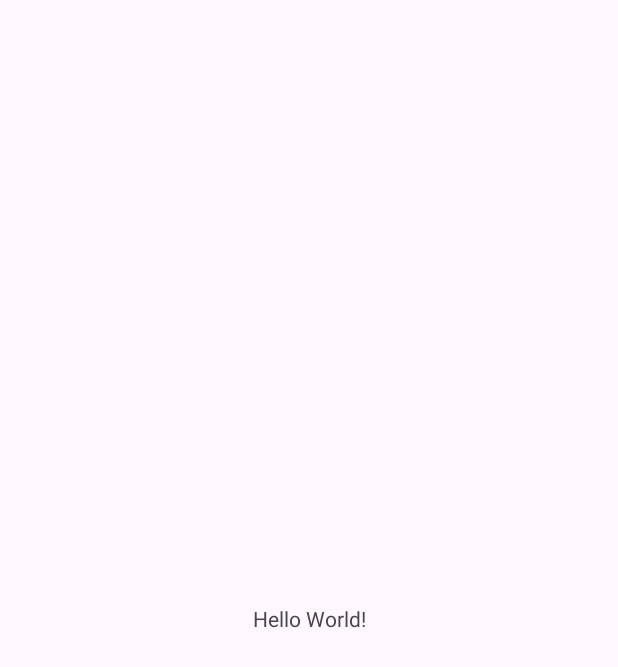
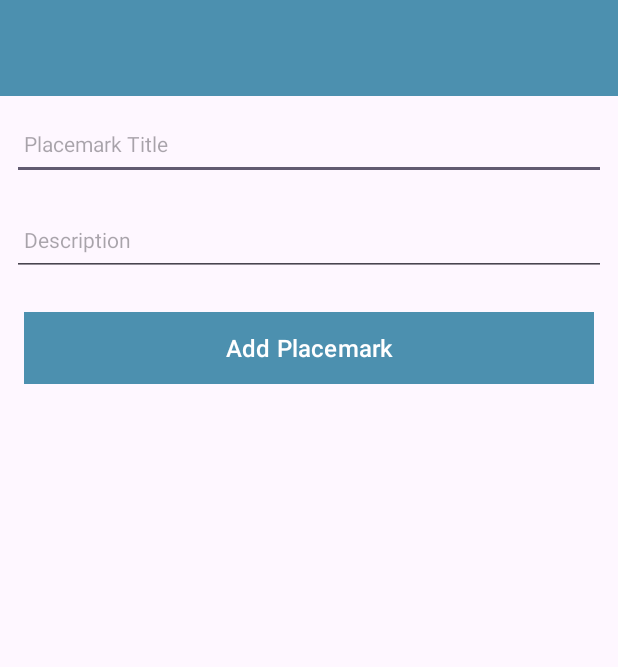
Before and after one commit to damiendriver/placemark-android, an Android app: the screen it shows after launch (PlacemarkActivity), on a phone screen of 412 x 824 dp. Before the commit the part shown is almost empty. Shown: the top 667 px of the screen. Run offline under Robolectric (Android 15) with nearby library versions, the phone set to English and light mode, and no system bars; our stand-ins replace Timber.

Commit message:
creation of placemarks

```diff
--- a/app/build.gradle.kts
+++ b/app/build.gradle.kts
@@ -33,7 +33,12 @@ android {
     kotlinOptions {
         jvmTarget = "1.8"
     }
+
+    buildFeatures {
+        viewBinding = true
+    }
 }
+
 
 dependencies {
 
--- a/app/src/main/AndroidManifest.xml
+++ b/app/src/main/AndroidManifest.xml
@@ -13,7 +13,7 @@
         android:theme="@style/Theme.Placemark"
         tools:targetApi="31">
         <activity
-            android:name=".PlacemarkActivity"
+            android:name=".activities.PlacemarkActivity"
             android:exported="true">
             <intent-filter>
                 <action android:name="android.intent.action.MAIN" />
--- a/app/src/main/java/ie/setu/placemark/PlacemarkActivity.kt
+++ /dev/null
@@ -1,16 +0,0 @@
-package ie.setu.placemark
-
-import androidx.appcompat.app.AppCompatActivity
-import android.os.Bundle
-import timber.log.Timber
-import timber.log.Timber.Forest.i
-
-class PlacemarkActivity : AppCompatActivity() {
-    override fun onCreate(savedInstanceState: Bundle?) {
-        super.onCreate(savedInstanceState)
-        setContentView(R.layout.activity_placemark)
-
-        Timber.plant(Timber.DebugTree())
-        i("Placemark Activity started...")
-    }
-}
--- /dev/null
+++ b/app/src/main/java/ie/setu/placemark/activities/PlacemarkActivity.kt
@@ -0,0 +1,39 @@
+package ie.setu.placemark.activities
+
+import androidx.appcompat.app.AppCompatActivity
+import android.os.Bundle
+import com.google.android.material.snackbar.Snackbar
+import ie.setu.placemark.databinding.ActivityPlacemarkBinding
+import ie.setu.placemark.models.PlacemarkModel
+import timber.log.Timber
+import timber.log.Timber.Forest.i
+
+class PlacemarkActivity : AppCompatActivity() {
+
+    private lateinit var binding: ActivityPlacemarkBinding
+    var placemark = PlacemarkModel()
+    val placemarks = ArrayList<PlacemarkModel>()
+
+    override fun onCreate(savedInstanceState: Bundle?) {
+        super.onCreate(savedInstanceState)
+        binding = ActivityPlacemarkBinding.inflate(layoutInflater)
+        setContentView(binding.root)
+        Timber.plant(Timber.DebugTree())
+        i("Placemark Activity started...")
+
+        binding.btnAdd.setOnClickListener() {
+            placemark.title = binding.placemarkTitle.text.toString()
+            placemark.description = binding.description.text.toString()
+            if (placemark.title.isNotEmpty()) {
+                placemarks.add(placemark.copy())
+                i("add Button Pressed: ${placemark}")
+                for (i in placemarks.indices)
+                { i("Placemark[$i]:${this.placemarks[i]}") }
+            }
+            else {
+                Snackbar.make(it,"Please Enter a title", Snackbar.LENGTH_LONG)
+                    .show()
+            }
+        }
+    }
+}
--- /dev/null
+++ b/app/src/main/java/ie/setu/placemark/models/PlacemarkModel.kt
@@ -0,0 +1,4 @@
+package ie.setu.placemark.models
+
+data class PlacemarkModel(var title: String = "",
+                          var description: String = "")
--- a/app/src/main/res/layout/activity_placemark.xml
+++ b/app/src/main/res/layout/activity_placemark.xml
@@ -1,18 +1,86 @@
 <?xml version="1.0" encoding="utf-8"?>
-<androidx.constraintlayout.widget.ConstraintLayout xmlns:android="http://schemas.android.com/apk/res/android"
+<androidx.constraintlayout.widget.ConstraintLayout
+    xmlns:android="http://schemas.android.com/apk/res/android"
     xmlns:app="http://schemas.android.com/apk/res-auto"
     xmlns:tools="http://schemas.android.com/tools"
     android:layout_width="match_parent"
     android:layout_height="match_parent"
-    tools:context=".PlacemarkActivity">
+    tools:context="ie.setu.placemark.activities.PlacemarkActivity">
 
-    <TextView
-        android:layout_width="wrap_content"
+    <RelativeLayout
+        android:layout_width="match_parent"
         android:layout_height="wrap_content"
-        android:text="Hello World!"
         app:layout_constraintBottom_toBottomOf="parent"
-        app:layout_constraintEnd_toEndOf="parent"
-        app:layout_constraintStart_toStartOf="parent"
-        app:layout_constraintTop_toTopOf="parent" />
+        app:layout_constraintTop_toTopOf="parent">
 
+        <com.google.android.material.appbar.AppBarLayout
+            android:id="@+id/appBarLayout"
+            android:layout_width="match_parent"
+            android:layout_height="wrap_content"
+            android:background="@color/colorAccent"
+            android:fitsSystemWindows="true"
+            app:elevation="0dip"
+            app:theme="@style/ThemeOverlay.AppCompat.Dark.ActionBar">
+
+            <androidx.appcompat.widget.Toolbar
+                android:id="@+id/toolbarAdd"
+                android:layout_width="match_parent"
+                android:layout_height="wrap_content"
+                app:titleTextColor="@color/colorPrimary" />
+        </com.google.android.material.appbar.AppBarLayout>
+
+        <ScrollView
+            android:layout_width="match_parent"
+            android:layout_height="match_parent"
+            android:layout_below="@id/appBarLayout"
+            android:fillViewport="true">
+
+            <LinearLayout
+                android:layout_width="match_parent"
+                android:layout_height="wrap_content"
+                android:orientation="vertical">
+
+                <EditText
+                    android:id="@+id/placemarkTitle"
+                    android:layout_width="match_parent"
+                    android:layout_height="48dp"
+                    android:layout_margin="8dp"
+                    android:autofillHints="hint"
+                    android:hint="@string/hint_placemarkTitle"
+                    android:inputType="text"
+                    android:maxLength="25"
+                    android:maxLines="1"
+                    android:padding="8dp"
+                    android:textColor="@color/colorPrimaryDark"
+                    android:textSize="14sp" />
+
+                <EditText
+                    android:id="@+id/description"
+                    android:layout_width="match_parent"
+                    android:layout_height="48dp"
+                    android:layout_margin="8dp"
+                    android:hint="@string/hint_placemarkDescription"
+                    android:inputType="text"
+                    android:maxLength="25"
+                    android:maxLines="1"
+                    android:padding="8dp"
+                    android:textColor="@color/colorPrimaryDark"
+                    android:textSize="14sp" />
+
+                <Button
+                    android:id="@+id/btnAdd"
+                    android:layout_width="match_parent"
+                    android:layout_height="wrap_content"
+                    android:layout_margin="16dp"
+                    android:background="@color/colorAccent"
+                    android:paddingTop="8dp"
+                    android:paddingBottom="8dp"
+                    android:stateListAnimator="@null"
+                    android:text="@string/button_addPlacemark"
+                    android:textColor="@color/colorPrimary"
+                    android:textSize="16sp" />
+            </LinearLayout>
+        </ScrollView>
+
+    </RelativeLayout>
 </androidx.constraintlayout.widget.ConstraintLayout>
--- a/app/src/main/res/values/colors.xml
+++ b/app/src/main/res/values/colors.xml
@@ -2,4 +2,7 @@
 <resources>
     <color name="black">#FF000000</color>
     <color name="white">#FFFFFFFF</color>
+    <color name="colorPrimary">#FFFFFF</color>
+    <color name="colorPrimaryDark">#000000</color>
+    <color name="colorAccent">#4c90af</color>
 </resources>
--- a/app/src/main/res/values/strings.xml
+++ b/app/src/main/res/values/strings.xml
@@ -1,3 +1,6 @@
 <resources>
     <string name="app_name">Placemark</string>
+    <string name="button_addPlacemark">Add Placemark</string>
+    <string name="hint_placemarkTitle">Placemark Title</string>
+    <string name="hint_placemarkDescription">Description </string>
 </resources>
--- a/app/src/main/res/values/themes.xml
+++ b/app/src/main/res/values/themes.xml
@@ -2,7 +2,13 @@
     <!-- Base application theme. -->
     <style name="Base.Theme.Placemark" parent="Theme.Material3.DayNight.NoActionBar">
         <!-- Customize your light theme here. -->
-        <!-- <item name="colorPrimary">@color/my_light_primary</item> -->
+        <item name="colorPrimary">@color/colorAccent</item>
+        <item name="colorPrimaryVariant">@color/colorPrimaryDark</item>
+        <item name="colorOnPrimary">@color/white</item>
+        <!-- Secondary brand color. -->
+        <item name="colorOnSecondary">@color/black</item>
+        <!-- Status bar color. -->
+        <item name="android:statusBarColor">?attr/colorPrimaryVariant</item>
     </style>
 
     <style name="Theme.Placemark" parent="Base.Theme.Placemark" />
```
